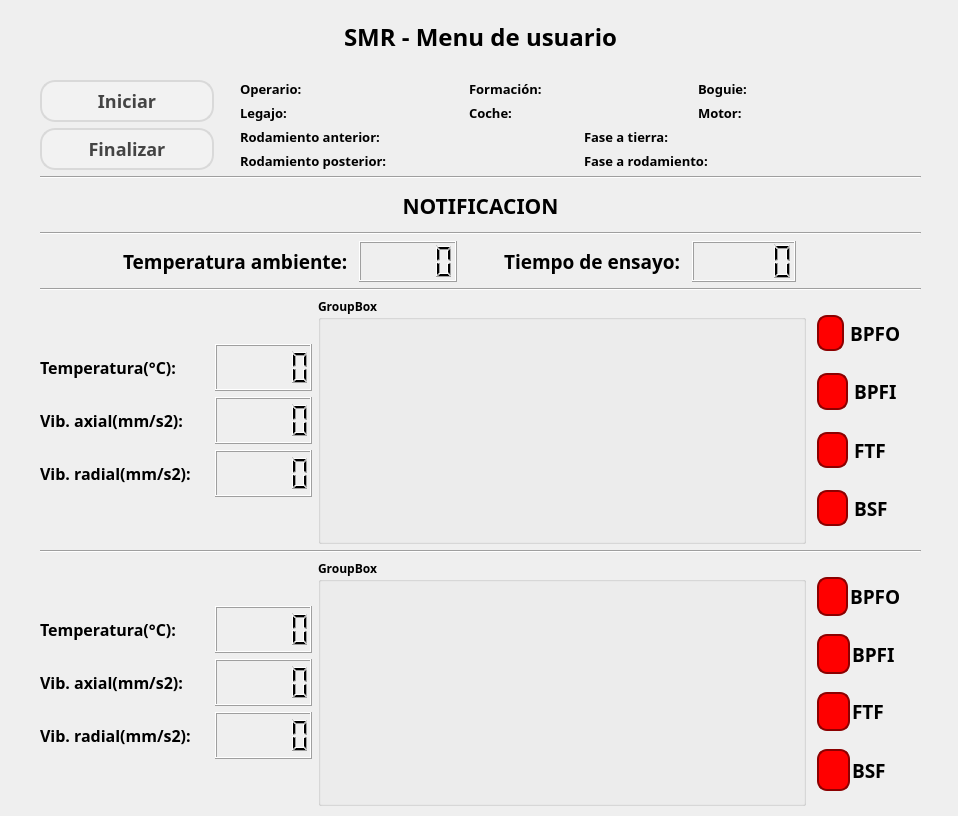
First picture: the form in app_smr/Qt/win_user.ui, repository nvargas24/Sistema_medicion_de_rodamientos-SMR, before the edit.
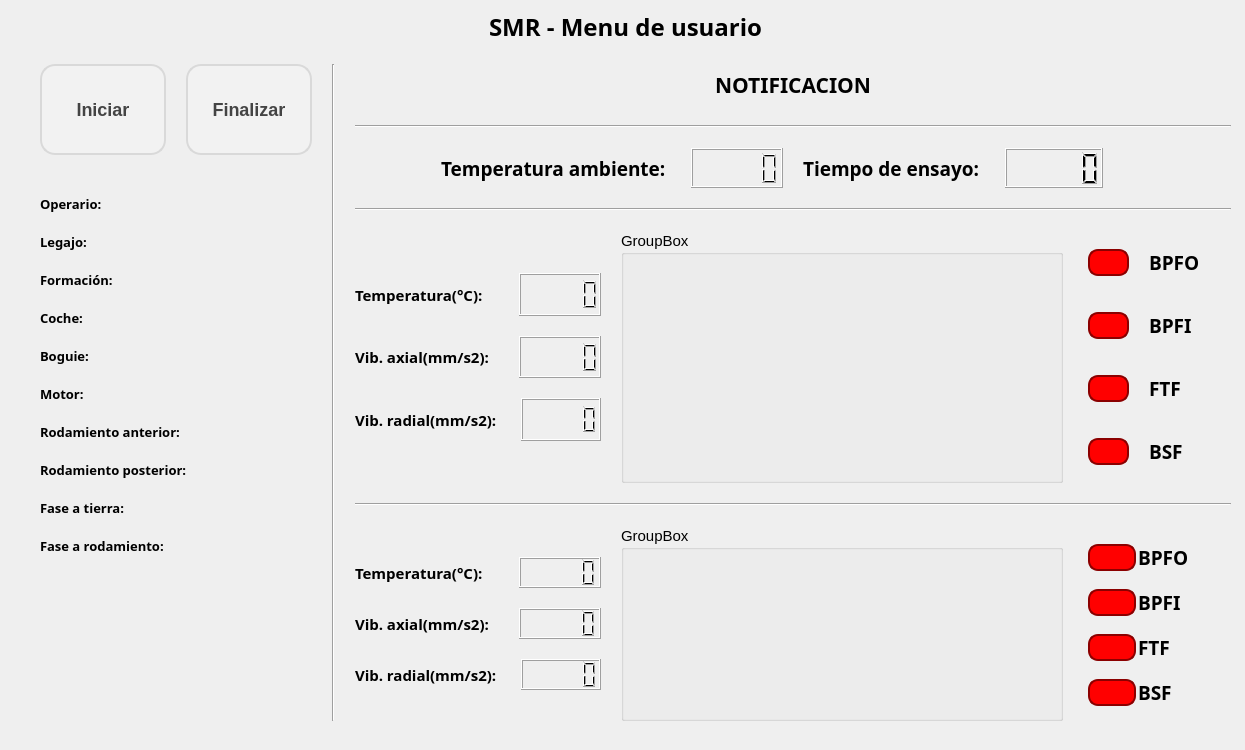
Second picture: the form after the edit.

Commit message: version 2 de ui menu user

```diff
--- a/app_smr/Qt/win_user.ui
+++ b/app_smr/Qt/win_user.ui
@@ -6,31 +6,38 @@
    <rect>
     <x>0</x>
     <y>0</y>
-    <width>958</width>
-    <height>816</height>
+    <width>1245</width>
+    <height>750</height>
    </rect>
   </property>
+  <property name="sizePolicy">
+   <sizepolicy hsizetype="Expanding" vsizetype="Expanding">
+    <horstretch>0</horstretch>
+    <verstretch>0</verstretch>
+   </sizepolicy>
+  </property>
+  <property name="font">
+   <font>
+    <pointsize>11</pointsize>
+   </font>
+  </property>
   <property name="windowTitle">
    <string>MainWindow</string>
   </property>
   <widget class="QWidget" name="centralwidget">
-   <widget class="QWidget" name="verticalLayoutWidget">
+   <widget class="QWidget" name="verticalLayoutWidget_3">
     <property name="geometry">
      <rect>
-      <x>40</x>
-      <y>20</y>
-      <width>881</width>
-      <height>786</height>
+      <x>20</x>
+      <y>10</y>
+      <width>1211</width>
+      <height>711</height>
      </rect>
     </property>
-    <property name="font">
-     <font>
-      <family>Segoe UI Semibold</family>
-      <weight>75</weight>
-      <bold>true</bold>
-     </font>
-    </property>
-    <layout class="QVBoxLayout" name="verticalLayout" stretch="1,0,0,2,1,2,1,12,1,12">
+    <layout class="QVBoxLayout" name="verticalLayout_9">
+     <property name="spacing">
+      <number>20</number>
+     </property>
      <item>
       <widget class="QLabel" name="label_7">
        <property name="font">
@@ -50,13 +57,15 @@
       </widget>
      </item>
      <item>
-      <layout class="QHBoxLayout" name="horizontalLayout_13" stretch="2,7">
-       <property name="topMargin">
+      <layout class="QHBoxLayout" name="horizontalLayout_11" stretch="1,0,3">
+       <item>
+        <layout class="QVBoxLayout" name="verticalLayout_7" stretch="4,2,2,2,2,2,6">
+         <property name="leftMargin">
         <number>20</number>
        </property>
        <item>
-        <layout class="QVBoxLayout" name="verticalLayout_20">
-         <property name="rightMargin">
+          <layout class="QHBoxLayout" name="horizontalLayout_12">
+           <property name="bottomMargin">
           <number>20</number>
          </property>
          <item>
@@ -156,10 +165,6 @@
         </layout>
        </item>
        <item>
-        <layout class="QVBoxLayout" name="verticalLayout_7">
-         <item>
-          <layout class="QHBoxLayout" name="horizontalLayout_11">
-           <item>
             <layout class="QVBoxLayout" name="verticalLayout_2">
              <item>
               <layout class="QHBoxLayout" name="horizontalLayout" stretch="1,2">
@@ -375,10 +380,6 @@
              </item>
             </layout>
            </item>
-          </layout>
-         </item>
-         <item>
-          <layout class="QHBoxLayout" name="horizontalLayout_12">
            <item>
             <layout class="QVBoxLayout" name="verticalLayout_5">
              <item>
@@ -523,19 +524,30 @@
              </item>
             </layout>
            </item>
-          </layout>
+         <item>
+          <spacer name="verticalSpacer_5">
+           <property name="orientation">
+            <enum>Qt::Vertical</enum>
+           </property>
+           <property name="sizeHint" stdset="0">
+            <size>
+             <width>20</width>
+             <height>40</height>
+            </size>
+           </property>
+          </spacer>
          </item>
         </layout>
        </item>
-      </layout>
-     </item>
      <item>
-      <widget class="Line" name="line_8">
+        <widget class="Line" name="line_3">
        <property name="orientation">
-        <enum>Qt::Horizontal</enum>
+          <enum>Qt::Vertical</enum>
        </property>
       </widget>
      </item>
+       <item>
+        <layout class="QVBoxLayout" name="verticalLayout" stretch="4,1,4,1,18,1,18">
      <item>
       <widget class="QLabel" name="label_notificacion">
        <property name="font">
@@ -562,7 +574,7 @@
       </widget>
      </item>
      <item>
-      <layout class="QHBoxLayout" name="horizontalLayout_14" stretch="2,8,1,7,3">
+          <layout class="QHBoxLayout" name="horizontalLayout_14" stretch="2,8,7,3">
        <item>
         <spacer name="horizontalSpacer_7">
          <property name="orientation">
@@ -594,23 +606,17 @@
           </widget>
          </item>
          <item>
-          <widget class="QLCDNumber" name="lcd_temp_amb"/>
+              <widget class="QLCDNumber" name="lcd_temp_amb">
+               <property name="sizePolicy">
+                <sizepolicy hsizetype="Expanding" vsizetype="Expanding">
+                 <horstretch>0</horstretch>
+                 <verstretch>0</verstretch>
+                </sizepolicy>
+               </property>
+              </widget>
          </item>
         </layout>
        </item>
-       <item>
-        <spacer name="horizontalSpacer">
-         <property name="orientation">
-          <enum>Qt::Horizontal</enum>
-         </property>
-         <property name="sizeHint" stdset="0">
-          <size>
-           <width>40</width>
-           <height>20</height>
-          </size>
-         </property>
-        </spacer>
-       </item>
        <item>
         <layout class="QHBoxLayout" name="horizontalLayout_15" stretch="7,4">
          <item>
@@ -629,7 +635,14 @@
           </widget>
          </item>
          <item>
-          <widget class="QLCDNumber" name="lcd_time_ensayo"/>
+              <widget class="QLCDNumber" name="lcd_time_ensayo">
+               <property name="sizePolicy">
+                <sizepolicy hsizetype="Expanding" vsizetype="Expanding">
+                 <horstretch>0</horstretch>
+                 <verstretch>0</verstretch>
+                </sizepolicy>
+               </property>
+              </widget>
          </item>
         </layout>
        </item>
@@ -656,7 +669,7 @@
       </widget>
      </item>
      <item>
-      <layout class="QHBoxLayout" name="horizontalLayout_73" stretch="5,9,2">
+          <layout class="QHBoxLayout" name="horizontalLayout_73" stretch="5,9,3">
        <property name="bottomMargin">
         <number>0</number>
        </property>
@@ -682,7 +695,7 @@
              <property name="font">
               <font>
                <family>Segoe UI Semibold</family>
-               <pointsize>12</pointsize>
+                   <pointsize>11</pointsize>
                <weight>75</weight>
                <bold>true</bold>
               </font>
@@ -704,7 +717,7 @@
              <property name="font">
               <font>
                <family>Segoe UI Semibold</family>
-               <pointsize>12</pointsize>
+                   <pointsize>11</pointsize>
                <weight>75</weight>
                <bold>true</bold>
               </font>
@@ -726,7 +739,7 @@
              <property name="font">
               <font>
                <family>Segoe UI Semibold</family>
-               <pointsize>12</pointsize>
+                   <pointsize>11</pointsize>
                <weight>75</weight>
                <bold>true</bold>
               </font>
@@ -958,7 +971,7 @@
       </widget>
      </item>
      <item>
-      <layout class="QHBoxLayout" name="horizontalLayout_74" stretch="5,9,2">
+          <layout class="QHBoxLayout" name="horizontalLayout_74" stretch="5,9,3">
        <item>
         <layout class="QVBoxLayout" name="verticalLayout_18" stretch="2,2,2,2,2">
          <item>
@@ -981,7 +994,7 @@
              <property name="font">
               <font>
                <family>Segoe UI Semibold</family>
-               <pointsize>12</pointsize>
+                   <pointsize>11</pointsize>
                <weight>75</weight>
                <bold>true</bold>
               </font>
@@ -1003,7 +1016,7 @@
              <property name="font">
               <font>
                <family>Segoe UI Semibold</family>
-               <pointsize>12</pointsize>
+                   <pointsize>11</pointsize>
                <weight>75</weight>
                <bold>true</bold>
               </font>
@@ -1025,7 +1038,7 @@
              <property name="font">
               <font>
                <family>Segoe UI Semibold</family>
-               <pointsize>12</pointsize>
+                   <pointsize>11</pointsize>
                <weight>75</weight>
                <bold>true</bold>
               </font>
@@ -1245,6 +1258,10 @@
               <string>BSF</string>
              </property>
             </widget>
+               </item>
+              </layout>
+             </item>
+            </layout>
            </item>
           </layout>
          </item>
```
Lines whose indentation alone changed are shown as unchanged.
